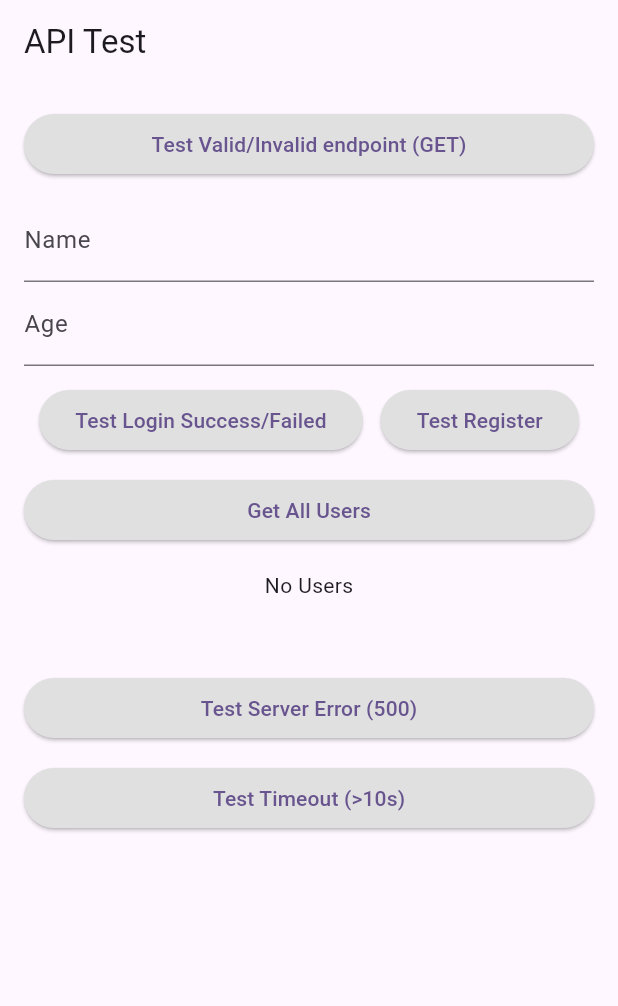
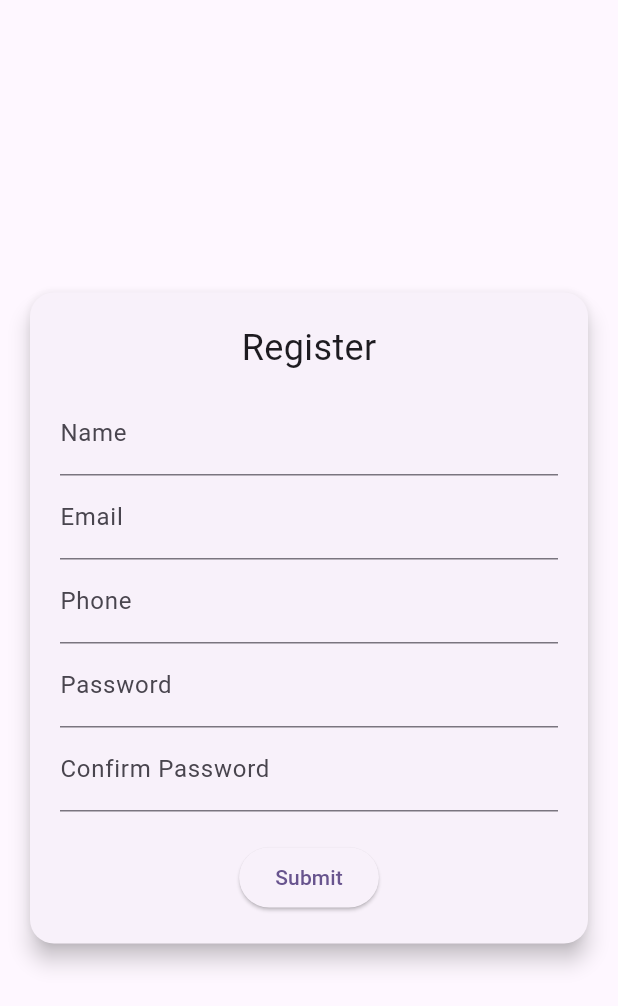
Before and after one commit to sk123411/flutter_course, a Flutter app: the screen it shows after launch, on a phone screen of 412 x 824 dp. Shown: the top 1006 px of the screen. Run offline on Flutter 3.47's test engine with Material 3 defaults, Android fonts, the phone set to English and light mode, and no system bars; our stand-ins replace dio, get.

Commit message:
Forms and validation

```diff
--- /dev/null
+++ b/lib/form/sign_up_card.dart
@@ -0,0 +1,106 @@
+import 'package:flutter/material.dart';
+import 'package:flutter_course/form/form_validator.dart';
+
+class SignUpCard extends StatelessWidget {
+
+  /*
+
+• GlobalKey<FormState>: Links the form to perform validation.
+
+• validator:: A function that returns a string (error message) or null if valid.
+
+• TextEditingController: Used to access the value entered in TextFormField.
+
+  */
+
+
+  final _formKey = GlobalKey<FormState>();
+
+  final nameController = TextEditingController();
+  final emailController = TextEditingController();
+  final passwordController = TextEditingController();
+  final confirmPasswordController = TextEditingController();
+  final phoneController = TextEditingController();
+
+
+   SignUpCard({super.key});
+
+  @override
+  Widget build(BuildContext context) {
+
+    return Center(
+      child: Card(
+        elevation: 6,
+        shape: RoundedRectangleBorder(
+          borderRadius: BorderRadius.circular(16),
+        ),
+        margin: EdgeInsets.all(20),
+        child: Padding(
+          padding: const EdgeInsets.all(20),
+          child: Form(
+            key: _formKey,
+            child: Column(
+              mainAxisSize: MainAxisSize.min,
+              children: [
+
+                Text("Register",style: TextStyle(
+                    fontSize: 24
+                ),),
+
+                SizedBox(height: 12,),
+                TextFormField(
+                  controller: nameController,
+                  decoration: InputDecoration(labelText: 'Name'),
+                  validator: FormValidator.validateName,
+                ),
+                TextFormField(
+                  controller: emailController,
+                  decoration: InputDecoration(labelText: 'Email'),
+                  validator: FormValidator.validateEmail,
+                ),
+                TextFormField(
+                  controller: phoneController,
+                  decoration: InputDecoration(labelText: 'Phone'),
+                  keyboardType: TextInputType.phone,
+                  validator: FormValidator.validatePhone,
+
+                ),
+                TextFormField(
+                  controller: passwordController,
+                  decoration: InputDecoration(labelText: 'Password'),
+                  obscureText: true,
+                  validator: FormValidator.validatePassword,
+                ),
+                TextFormField(
+                  controller: confirmPasswordController,
+                  decoration: InputDecoration(labelText: 'Confirm Password'),
+                  obscureText: true,
+
+                  validator: (value) => FormValidator.validateConfirmPassword(
+                    value,
+                    passwordController.text,
+                  ),
+                ),
+
+                SizedBox(height: 20),
+                ElevatedButton(
+                  onPressed: _submitForm,
+                  child: Text('Submit'),
+                )
+              ],
+            ),
+          ),
+        ),
+      ),
+    );
+  }
+
+  void _submitForm() {
+    if (_formKey.currentState!.validate()) {
+      // Form is valid
+      print('Name: ${nameController.text}');
+      print('Email: ${emailController.text}');
+      print('Phone: ${phoneController.text}');
+    }
+  }
+}
--- a/lib/main.dart
+++ b/lib/main.dart
@@ -8,6 +8,7 @@ import 'package:flutter_course/advanced_ui_widgets/my_stack_widget.dart';
 import 'package:flutter_course/advanced_ui_widgets/my_wrap_widget.dart';
 import 'package:flutter_course/advanced_ui_widgets/preferred_sized_widget.dart';
 import 'package:flutter_course/api_service/api_test_screen.dart';
+import 'package:flutter_course/form/sign_up_card.dart';
 import 'package:flutter_course/navigation_and_routes/parent_screen.dart';
 import 'package:flutter_course/navigation_and_routes/screen_five.dart';
 import 'package:flutter_course/navigation_and_routes/screen_four.dart';
@@ -33,7 +34,7 @@ class MyApp extends StatelessWidget {
         useMaterial3: true,
       ),
       home: Scaffold(
-        body: ApiTestScreen()
+        body: SignUpCard()
       ),
 
 
```
Also changed, not shown: lib/form/form_validator.dart (added, +57 -0 lines).
